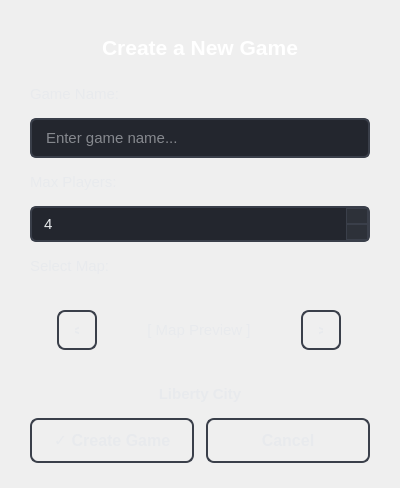
Above: client_ui/ui/NewGameWindow.ui from Nacho4321/tp-TallerDeProgramacion-grupo5 before the change. Below: the same form after it.
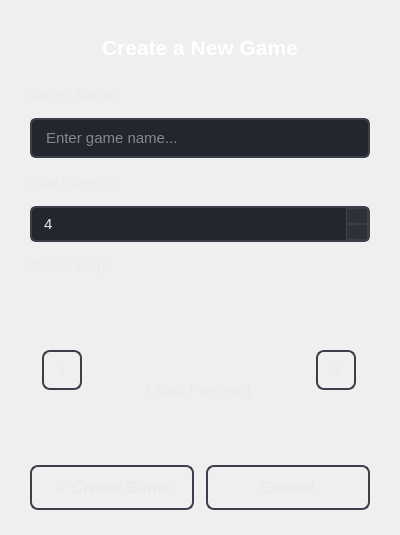
That is the form after the change.

What changed in the file:
```diff
--- a/client_ui/ui/NewGameWindow.ui
+++ b/client_ui/ui/NewGameWindow.ui
@@ -249,14 +249,14 @@
       <widget class="QLabel" name="mapImageLabel">
        <property name="minimumSize">
         <size>
-         <width>120</width>
-         <height>80</height>
+         <width>180</width>
+         <height>160</height>
         </size>
        </property>
        <property name="maximumSize">
         <size>
-         <width>120</width>
-         <height>80</height>
+         <width>180</width>
+         <height>120</height>
         </size>
        </property>
        <property name="text">
@@ -298,23 +298,6 @@
      </item>
     </layout>
    </item>
-   <item>
-    <widget class="QLabel" name="mapNameLabel">
-     <property name="text">
-      <string>Liberty City</string>
-     </property>
-     <property name="alignment">
-      <set>Qt::AlignCenter</set>
-     </property>
-     <property name="font">
-      <font>
-       <pointsize>10</pointsize>
-       <weight>75</weight>
-       <bold>true</bold>
-      </font>
-     </property>
-    </widget>
-   </item>
    <item>
     <spacer name="verticalSpacer">
      <property name="orientation">
```
